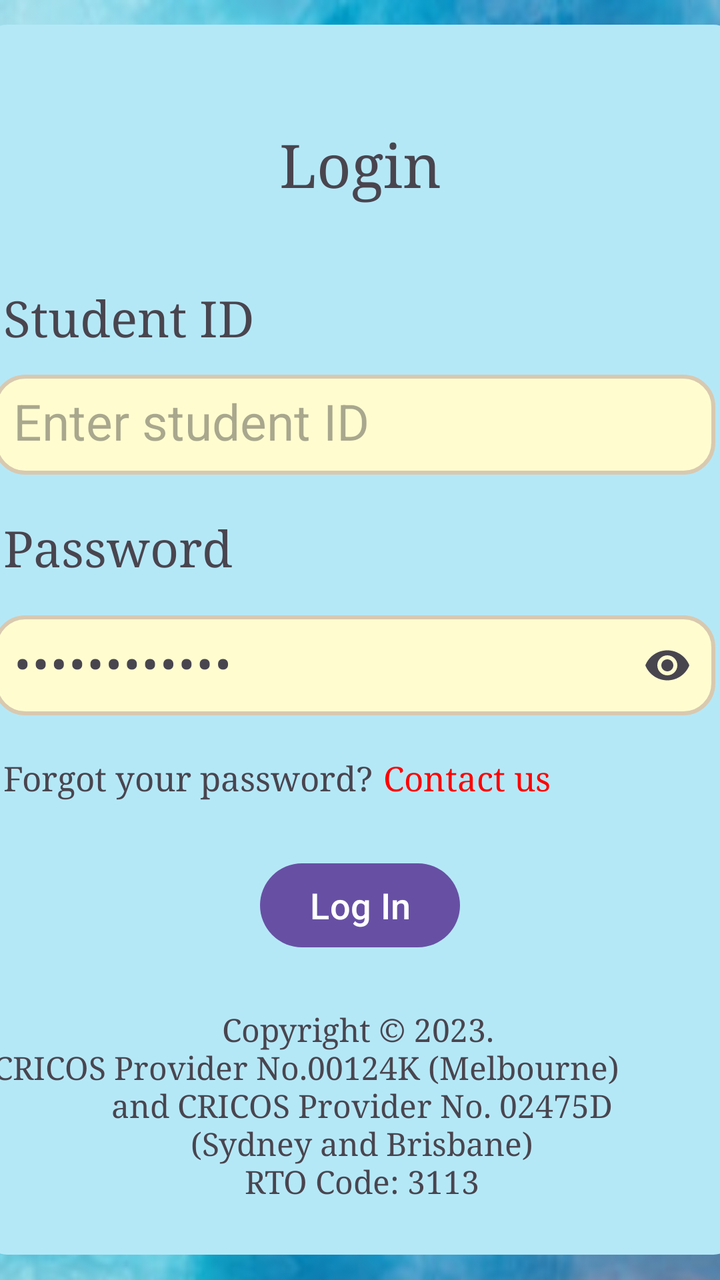
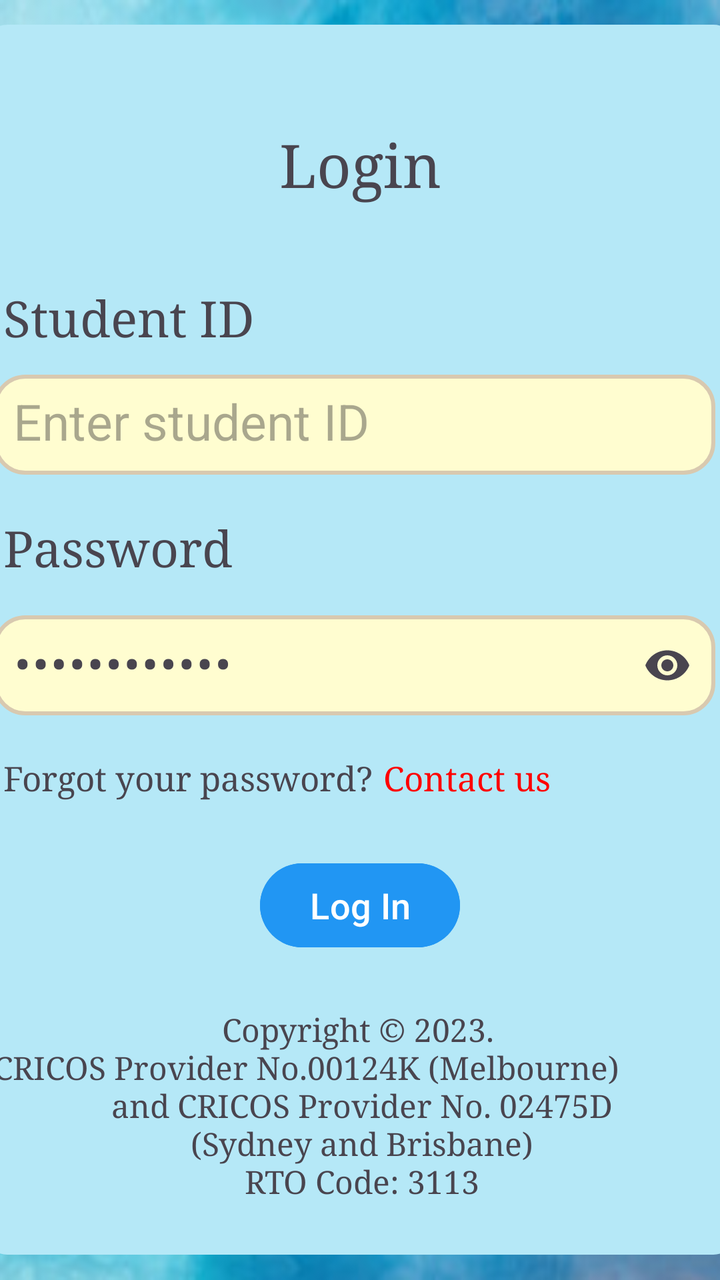

Before-and-after screenshots of an Android layout around one commit, followed by the original layout XML and the change that was made.
<!-- AndroidManifest.xml: application theme Theme.FinalAssignment -->
<!-- res/layout/activity_login.xml -->
<?xml version="1.0" encoding="utf-8"?>
<FrameLayout
    xmlns:android="http://schemas.android.com/apk/res/android"
    xmlns:app="http://schemas.android.com/apk/res-auto"
    android:layout_width="match_parent"
    android:layout_height="match_parent"
    android:background="@drawable/blue"
    >



    <LinearLayout
        android:layout_width="377dp"
        android:layout_height="615dp"
        android:layout_gravity="center"
        android:background="@drawable/rectangle"
        android:orientation="vertical">

        <TextView
            android:layout_width="wrap_content"
            android:layout_height="80dp"
            android:layout_gravity="center"
            android:layout_marginTop="50sp"
            android:fontFamily="serif"
            android:text="@string/login"
            android:textSize="30sp" />

        <TextView
            android:layout_width="wrap_content"
            android:layout_height="45dp"
            android:layout_marginLeft="10sp"
            android:fontFamily="serif"
            android:text="@string/student_id"
            android:textSize="25sp" />

        <EditText
            android:id="@+id/inputBox"
            android:layout_width="361dp"
            android:layout_height="50dp"
            android:layout_marginLeft="5sp"
            android:background="@drawable/input_box"
            android:hint="@string/enter_student_id"
            android:textSize="25sp"
            android:padding="10sp"/>

        <TextView

            android:layout_width="wrap_content"
            android:layout_height="45dp"
            android:layout_marginTop="20sp"
            android:layout_marginLeft="10sp"
            android:fontFamily="serif"
            android:text="Password"
            android:textSize="25sp" />

        <com.google.android.material.textfield.TextInputLayout
            android:layout_width="match_parent"
            android:layout_height="wrap_content"
            app:endIconMode="password_toggle"
            >
            <com.google.android.material.textfield.TextInputEditText
                android:id="@+id/passwordBox"
                android:layout_width="361dp"
                android:layout_height="50dp"
                android:inputType="textPassword"
                android:background="@drawable/input_box"
                android:layout_marginLeft="5sp"
                android:hint="••••••••••••"
                android:padding="10sp"
                android:textSize="25sp"
                />

        </com.google.android.material.textfield.TextInputLayout>

        <LinearLayout
            android:layout_width="match_parent"
            android:layout_height="50sp"
            android:layout_marginTop="20sp"
            >
            <TextView
                android:layout_width="wrap_content"
                android:layout_height="match_parent"
                android:layout_marginLeft="10sp"
                android:textSize="17sp"
                android:fontFamily="serif"
                android:text="Forgot your password?">
            </TextView>
            <TextView
                android:id="@+id/contactUsText"
                android:layout_marginLeft="5sp"
                android:fontFamily="serif"
                android:textSize="17sp"
                android:textColor="#FF0000"
                android:layout_width="wrap_content"
                android:layout_height="match_parent"
                android:text="Contact us">
            </TextView>
        </LinearLayout>


        <Button
            android:id="@+id/loginButton"
            android:layout_width="100dp"
            android:layout_height="50dp"
            android:text="Log In"
            android:textSize="18sp"
            android:layout_gravity="center">
        </Button>

        <TextView
            android:layout_marginLeft="5sp"
            android:fontFamily="serif"
            android:textSize="16sp"
            android:layout_width="wrap_content"
            android:layout_height="match_parent"
            android:gravity="center"
            android:text="Copyright © 2023. \nCRICOS Provider No.00124K (Melbourne)
             \nand CRICOS Provider No. 02475D\n(Sydney and Brisbane)\nRTO Code: 3113">
        </TextView>

    </LinearLayout>




</FrameLayout>
<!-- resources referenced by this layout -->
<resources>
  <!-- drawable blue: jpg bitmap (drawable, 29132 bytes) -->
  <!-- drawable input_box (drawable) -->
  <?xml version="1.0" encoding="utf-8"?>
  <shape xmlns:android="http://schemas.android.com/apk/res/android">
  
      <solid android:color="#FFFDD0"/>
  
      <stroke
          android:width="2dp"
          android:color="#D8C9B0"/>
  
      <corners android:radius="15dp"/>
  </shape>
  <!-- drawable rectangle (drawable) -->
  <?xml version="1.0" encoding="utf-8"?>
  <shape xmlns:android="http://schemas.android.com/apk/res/android"
      android:shape="rectangle"
      >
  
      <solid android:color="#b5e8f7"/>
      <corners android:radius="12dp"/>
  
  </shape>
  <string name="enter_student_id">Enter student ID</string>
  <string name="login">Login</string>
  <string name="student_id">Student ID</string>
  <style name="Theme.FinalAssignment" parent="Base.Theme.FinalAssignment" />
  <style name="Base.Theme.FinalAssignment" parent="Theme.Material3.DayNight.NoActionBar">
          
          
      </style>
</resources>

<!-- the commit's change to res/layout/activity_login.xml (unified diff, before → after) -->
@@ -6,8 +6,6 @@
     android:layout_height="match_parent"
     android:background="@drawable/blue"
     >
-
-
 
     <LinearLayout
         android:layout_width="377dp"
@@ -102,6 +100,7 @@
             android:id="@+id/loginButton"
             android:layout_width="100dp"
             android:layout_height="50dp"
+            android:backgroundTint="#2196F3"
             android:text="Log In"
             android:textSize="18sp"
             android:layout_gravity="center">
